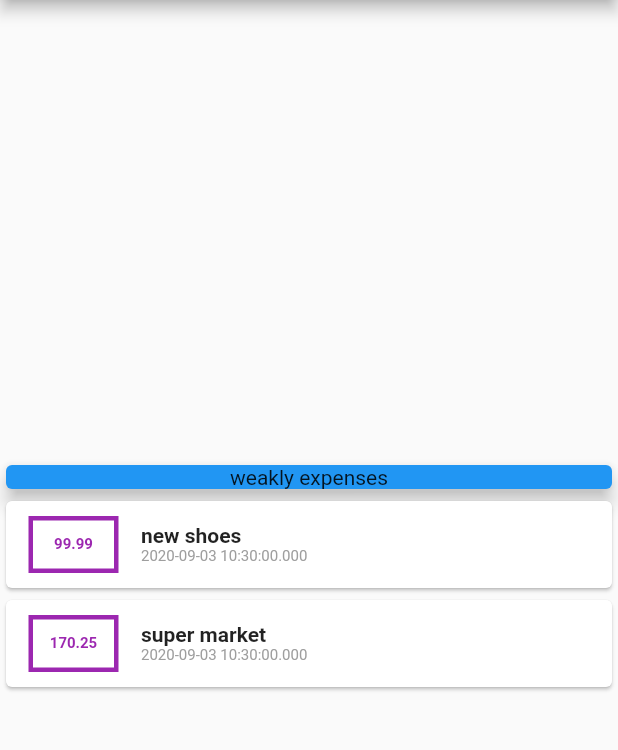
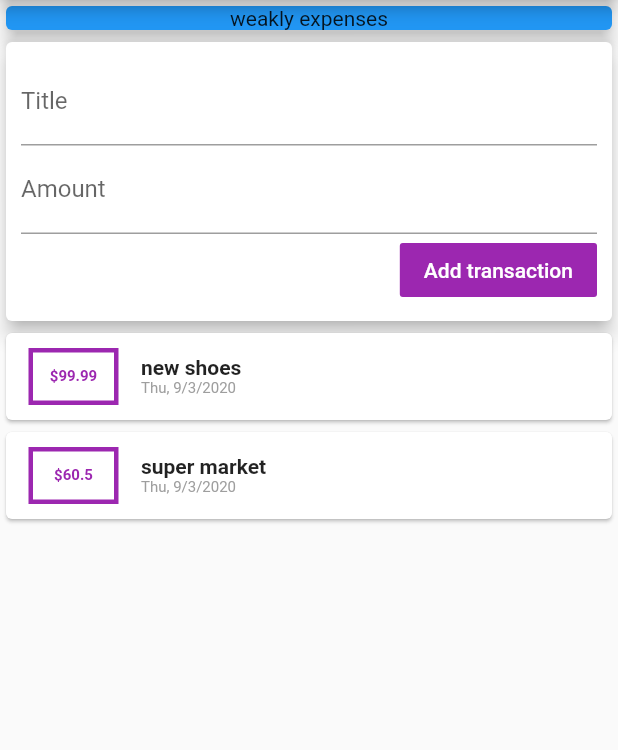
Before and after one commit to khaled-alghamdi97/personal-expenses-app, a Flutter app: the screen it shows after launch, on a phone screen of 412 x 824 dp, the part 84-834 px from its top. Run offline on Flutter 3.47's test engine with Material 2 defaults, Android fonts, the phone set to English and light mode, and no system bars.

Commit message:
adding the sub-wedgit (new-transaction , transaction-list , user-transaction).

```diff
--- a/lib/main.dart
+++ b/lib/main.dart
@@ -1,24 +1,17 @@
 import 'package:flutter/cupertino.dart';
 import 'package:flutter/material.dart';
-import 'package:personal_Expenses/transaction.dart';
+
+// MY SUB WEDGIT
+import 'package:personal_Expenses/widgets/new-transaction.dart';
+
+import 'package:personal_Expenses/widgets/transaction-list.dart';
+import 'package:personal_Expenses/widgets/user-transaction.dart';
 
 void main() {
   runApp(MyApp());
 }
 
-class MyApp extends StatefulWidget {
-  @override
-  _MyAppState createState() => _MyAppState();
-}
-
-class _MyAppState extends State<MyApp> {
-  final List<Transaction> transactions = [
-    Transaction(
-        id: "t1", title: "new shoes", amount: 99.99, date: DateTime.now()),
-    Transaction(
-        id: "t2", title: "super market", amount: 170.25, date: DateTime.now())
-  ];
-
+class MyApp extends StatelessWidget {
   @override
   Widget build(BuildContext context) {
     return MaterialApp(
@@ -26,8 +19,9 @@ class _MyAppState extends State<MyApp> {
         appBar: AppBar(
           title: Text("My Personal Expenses"),
         ),
-        body: Column(
-          mainAxisAlignment: MainAxisAlignment.center,
+        body: SingleChildScrollView(
+          child: Column(
+            mainAxisAlignment: MainAxisAlignment.start,
             crossAxisAlignment: CrossAxisAlignment.center,
             children: [
               Container(
@@ -41,51 +35,9 @@ class _MyAppState extends State<MyApp> {
                 ),
                 width: double.infinity,
               ),
-            Container(
-              child: Column(
-                children: transactions
-                    .map((transaction) => Card(
-                          child: Row(
-                            children: <Widget>[
-                              Container(
-                                  width: 60,
-                                  child: Text(
-                                    "${transaction.amount}",
-                                    style: TextStyle(
-                                        fontWeight: FontWeight.bold,
-                                        color: Colors.purple,
-                                        fontSize: 10),
-                                    textAlign: TextAlign.center,
-                                  ),
-                                  margin: EdgeInsets.symmetric(
-                                      vertical: 10, horizontal: 15),
-                                  decoration: BoxDecoration(
-                                      border: Border.all(
-                                          color: Colors.purple, width: 3)),
-                                  padding: EdgeInsets.all(10)),
-                              Column(
-                                mainAxisAlignment: MainAxisAlignment.start,
-                                crossAxisAlignment: CrossAxisAlignment.start,
-                                children: <Widget>[
-                                  Text(
-                                    transaction.title,
-                                    style:
-                                        TextStyle(fontWeight: FontWeight.bold),
-                                  ),
-                                  Text(
-                                    "${transaction.date}",
-                                    style: TextStyle(
-                                        color: Colors.grey, fontSize: 10),
-                                  )
-                                ],
-                              )
+              UserTransaction()
             ],
           ),
-                        ))
-                    .toList(),
-              ),
-            )
-          ],
         ),
       ),
     );
--- /dev/null
+++ b/lib/widgets/new-transaction.dart
@@ -0,0 +1,53 @@
+import 'package:flutter/cupertino.dart';
+import 'package:flutter/material.dart';
+
+class NewTransaction extends StatelessWidget {
+  final titleControler = TextEditingController();
+  final amountControler = TextEditingController();
+
+  final Function addTransaction;
+
+  NewTransaction({this.addTransaction});
+
+  void addTx() {
+    final tController = titleControler.text;
+    final aController = amountControler.text;
+
+    if (tController.isEmpty || aController.isEmpty) {
+      return;
+    }
+
+    addTransaction(tController, double.parse(aController));
+  }
+
+  @override
+  Widget build(BuildContext context) {
+    return Card(
+      child: Container(
+        padding: EdgeInsets.all(10),
+        child: Column(
+          crossAxisAlignment: CrossAxisAlignment.end,
+          children: [
+            TextField(
+              decoration: InputDecoration(labelText: "Title"),
+              controller: titleControler,
+              onSubmitted: (_) => addTx(),
+            ),
+            TextField(
+              decoration: InputDecoration(labelText: "Amount"),
+              controller: amountControler,
+              onSubmitted: (_) => addTx(),
+            ),
+            FlatButton(
+              onPressed: addTx,
+              child: Text("Add transaction"),
+              color: Colors.purple,
+              textColor: Colors.white,
+            )
+          ],
+        ),
+      ),
+      elevation: 5,
+    );
+  }
+}
--- /dev/null
+++ b/lib/widgets/transaction-list.dart
@@ -0,0 +1,56 @@
+import 'package:flutter/cupertino.dart';
+import 'package:flutter/material.dart';
+import 'package:intl/intl.dart';
+import 'package:personal_Expenses/models/transaction.dart';
+
+class TransactionList extends StatelessWidget {
+  final List<Transaction> transactions;
+
+  TransactionList({this.transactions});
+
+  @override
+  Widget build(BuildContext context) {
+    return Container(
+      height: 300,
+      child: ListView.builder(
+        itemBuilder: (context, index) {
+          return Card(
+            child: Row(
+              children: <Widget>[
+                Container(
+                    width: 60,
+                    child: Text(
+                      "\$${transactions[index].amount}",
+                      style: TextStyle(
+                          fontWeight: FontWeight.bold,
+                          color: Colors.purple,
+                          fontSize: 10),
+                      textAlign: TextAlign.center,
+                    ),
+                    margin: EdgeInsets.symmetric(vertical: 10, horizontal: 15),
+                    decoration: BoxDecoration(
+                        border: Border.all(color: Colors.purple, width: 3)),
+                    padding: EdgeInsets.all(10)),
+                Column(
+                  mainAxisAlignment: MainAxisAlignment.start,
+                  crossAxisAlignment: CrossAxisAlignment.start,
+                  children: <Widget>[
+                    Text(
+                      transactions[index].title,
+                      style: TextStyle(fontWeight: FontWeight.bold),
+                    ),
+                    Text(
+                      DateFormat().add_yMEd().format(transactions[index].date),
+                      style: TextStyle(color: Colors.grey, fontSize: 10),
+                    )
+                  ],
+                )
+              ],
+            ),
+          );
+        },
+        itemCount: transactions.length,
+      ),
+    );
+  }
+}
--- /dev/null
+++ b/lib/widgets/user-transaction.dart
@@ -0,0 +1,44 @@
+import 'package:flutter/cupertino.dart';
+import 'package:personal_Expenses/models/transaction.dart';
+import 'package:personal_Expenses/widgets/new-transaction.dart';
+import 'package:personal_Expenses/widgets/transaction-list.dart';
+
+class UserTransaction extends StatefulWidget {
+  @override
+  _UserTransactionState createState() => _UserTransactionState();
+}
+
+class _UserTransactionState extends State<UserTransaction> {
+  final List<Transaction> _userTransactions = [
+    Transaction(
+        id: "t1", title: "new shoes", amount: 99.99, date: DateTime.now()),
+    Transaction(
+        id: "t2", title: "super market", amount: 60.50, date: DateTime.now())
+  ];
+
+  void _addNewTransaction(String txTitle, double txAmount) {
+    final newTx = Transaction(
+        title: txTitle,
+        amount: txAmount,
+        date: DateTime.now(),
+        id: DateTime.now().toString());
+
+    setState(() {
+      _userTransactions.add(newTx);
+    });
+  }
+
+  @override
+  Widget build(BuildContext context) {
+    return Column(
+      children: [
+        NewTransaction(
+          addTransaction: _addNewTransaction,
+        ),
+        TransactionList(
+          transactions: _userTransactions,
+        )
+      ],
+    );
+  }
+}
--- a/pubspec.yaml
+++ b/pubspec.yaml
@@ -23,6 +23,7 @@ environment:
 dependencies:
   flutter:
     sdk: flutter
+  intl: ^0.16.1
 
 
   # The following adds the Cupertino Icons font to your application.
```
Also changed, not shown: lib/models/transaction.dart (renamed from lib/transaction.dart), pubspec.lock. Lines whose indentation alone changed are shown as unchanged.
